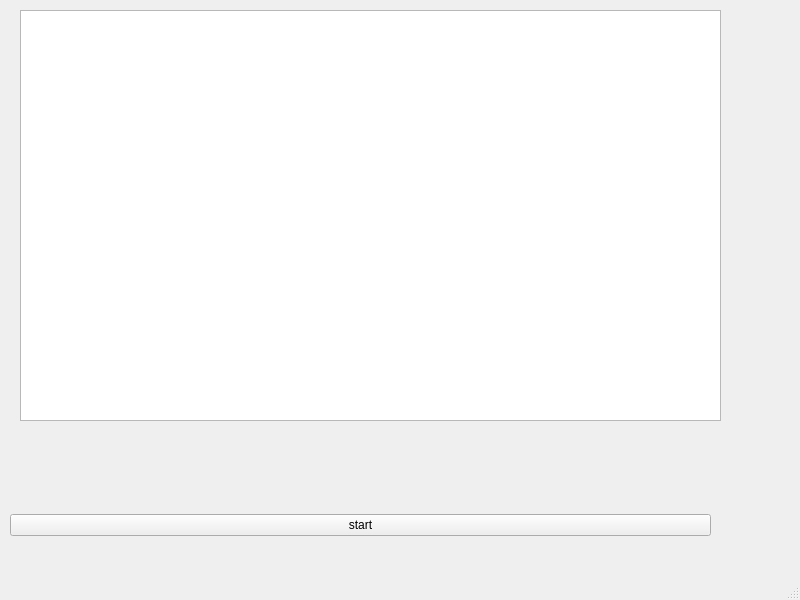
First picture: the form in mainwindow.ui, repository MaripazVertel/MaripazVertelMarquez-Laboratorio5, before the edit.
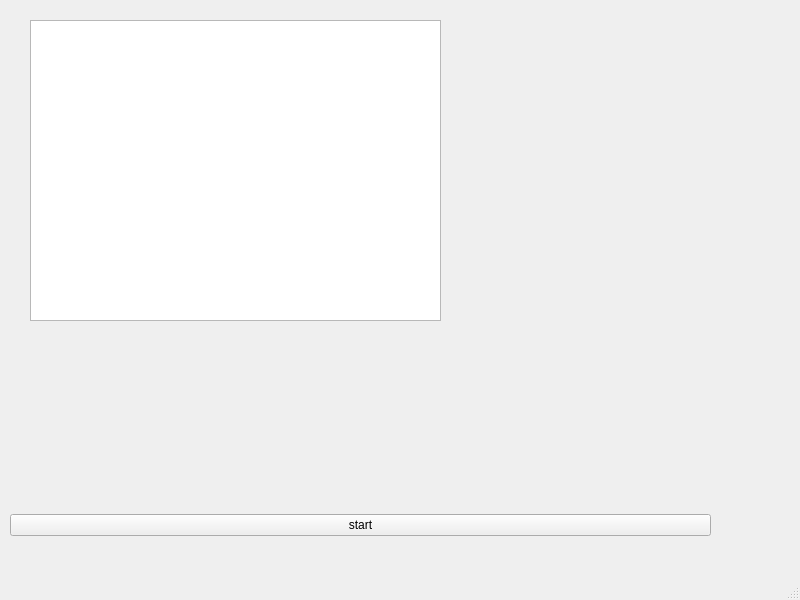
Second picture: the form after the edit.

```diff
--- a/mainwindow.ui
+++ b/mainwindow.ui
@@ -36,10 +36,10 @@
    <widget class="QGraphicsView" name="graphicsView">
     <property name="geometry">
      <rect>
-      <x>20</x>
-      <y>10</y>
-      <width>701</width>
-      <height>411</height>
+      <x>30</x>
+      <y>20</y>
+      <width>411</width>
+      <height>301</height>
      </rect>
     </property>
    </widget>
```
